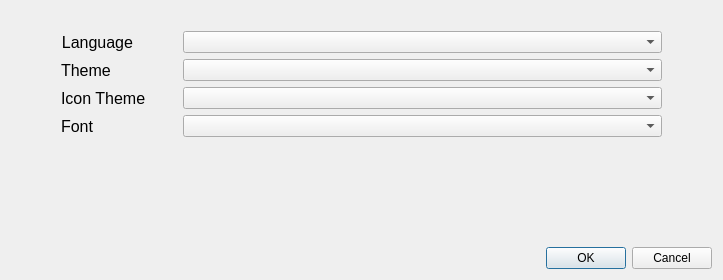
First picture: the form in Src/settingsdialog.ui, repository Vivx701/FrameFlow, before the edit.
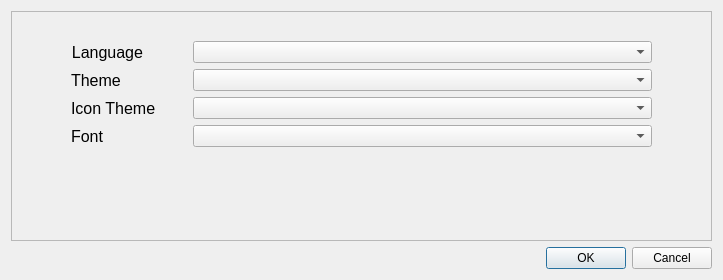
Second picture: the form after the edit. Icons and pictures are not drawn.

```diff
--- a/Src/settingsdialog.ui
+++ b/Src/settingsdialog.ui
@@ -40,6 +40,15 @@
   </property>
   <layout class="QVBoxLayout" name="verticalLayout">
    <item>
+    <widget class="QFrame" name="frame">
+     <property name="frameShape">
+      <enum>QFrame::StyledPanel</enum>
+     </property>
+     <property name="frameShadow">
+      <enum>QFrame::Raised</enum>
+     </property>
+     <layout class="QVBoxLayout" name="verticalLayout_2">
+      <item>
     <layout class="QFormLayout" name="formLayout">
      <property name="fieldGrowthPolicy">
       <enum>QFormLayout::AllNonFixedFieldsGrow</enum>
@@ -124,6 +133,9 @@
      </item>
     </layout>
    </item>
+     </layout>
+    </widget>
+   </item>
    <item>
     <widget class="QDialogButtonBox" name="buttonBox">
      <property name="orientation">
```
Left out of the diff: 6 changed lines with no effect on the pictures. Lines whose indentation alone changed are shown as unchanged.
